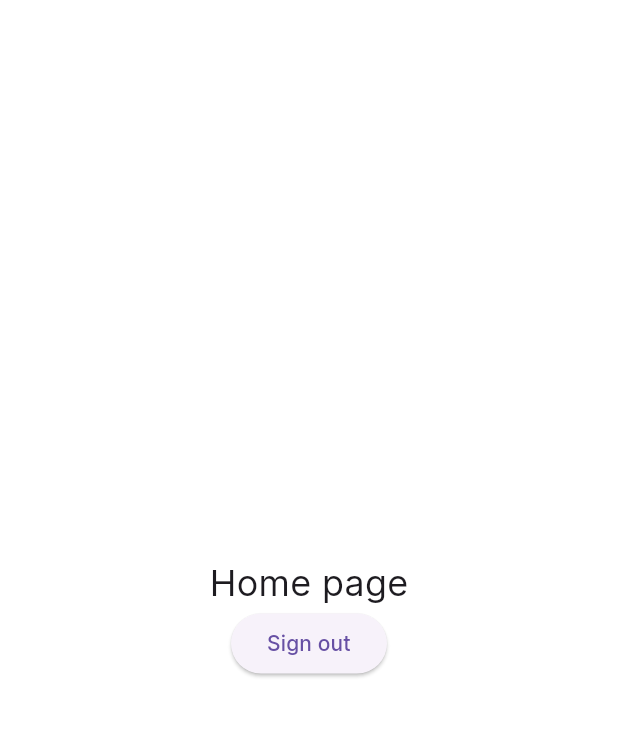
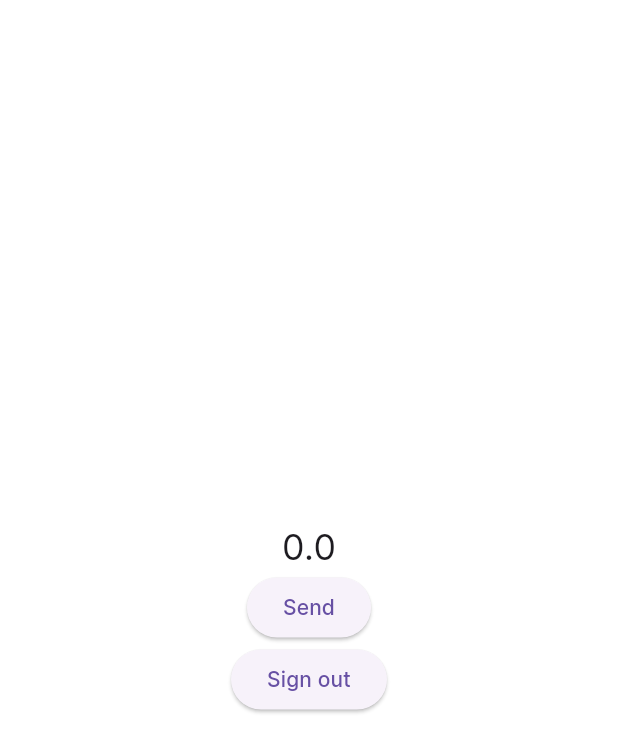
Before and after one commit to rokasdev1/realmbank_mobile, a Flutter app: the screen it shows once a user with an empty profile is signed in, after a tap on "Create account", on a phone screen of 412 x 824 dp. Shown: the top 752 px of the screen. Run offline on Flutter 3.47's test engine with Material 3 defaults, Android fonts, the phone set to English and light mode, and no system bars; our stand-ins replace cloud_firestore, firebase_auth, firebase_core, flutter_dotenv, flutter_svg; accounts and stored records are empty; generated files the repository leaves out were written again; network calls fail.

Commit message:
sendMoney() added

```diff
--- a/lib/page_redirectors/auth.dart
+++ b/lib/page_redirectors/auth.dart
@@ -28,10 +28,6 @@ class Auth extends StatelessWidget {
           return FutureBuilder<bool>(
             future: hasFirestoreDocument(),
             builder: (context, hasFirestoreSnapshot) {
-              if (hasFirestoreSnapshot.connectionState ==
-                  ConnectionState.waiting) {
-                return const CircularProgressIndicator();
-              }
               if (hasFirestoreSnapshot.hasData &&
                   hasFirestoreSnapshot.data == true) {
                 return const HomePage();
--- a/lib/pages/home_page.dart
+++ b/lib/pages/home_page.dart
@@ -1,5 +1,8 @@
+import 'package:cloud_firestore/cloud_firestore.dart';
 import 'package:firebase_auth/firebase_auth.dart';
 import 'package:flutter/material.dart';
+import 'package:realmbank_mobile/models/transaction.dart';
+import 'package:realmbank_mobile/models/user.dart';
 
 class HomePage extends StatelessWidget {
   const HomePage({super.key});
@@ -7,11 +10,36 @@ class HomePage extends StatelessWidget {
   @override
   Widget build(BuildContext context) {
     return Scaffold(
-      body: Center(
+      body: StreamBuilder<DocumentSnapshot>(
+        stream: FirebaseFirestore.instance
+            .collection('users')
+            .doc(FirebaseAuth.instance.currentUser!.uid)
+            .snapshots(),
+        builder: (context, snapshot) {
+          if (snapshot.hasData) {
+            final userData = snapshot.data!.data() as Map<String, dynamic>;
+            final user = UserClass.fromJson(userData);
+            return Center(
                 child: Column(
               mainAxisAlignment: MainAxisAlignment.center,
               children: [
-          const Text('Home page', style: TextStyle(fontSize: 24)),
+                Text(user.balance.toString(),
+                    style: const TextStyle(fontSize: 24)),
+                ElevatedButton(
+                  onPressed: () {
+                    sendMoney(
+                      user,
+                      UserClass(
+                          name: 'meinen name',
+                          lastName: 'meneine',
+                          balance: 0,
+                          email: 'abab@abab.com',
+                          uid: 'q5EosbxT1mODVJ5RpadKq4NUGGZ2'),
+                      5.1,
+                    );
+                  },
+                  child: const Text('Send'),
+                ),
                 ElevatedButton(
                   onPressed: () {
                     FirebaseAuth.instance.signOut();
@@ -19,7 +47,14 @@ class HomePage extends StatelessWidget {
                   child: const Text('Sign out'),
                 )
               ],
-      )),
+            ));
+          } else {
+            return const Center(
+              child: Text('There has been an error.'),
+            );
+          }
+        },
+      ),
     );
   }
 }
```
Also changed, not shown: lib/models/transaction.dart (added, +62 -0 lines). Lines whose indentation alone changed are shown as unchanged.
